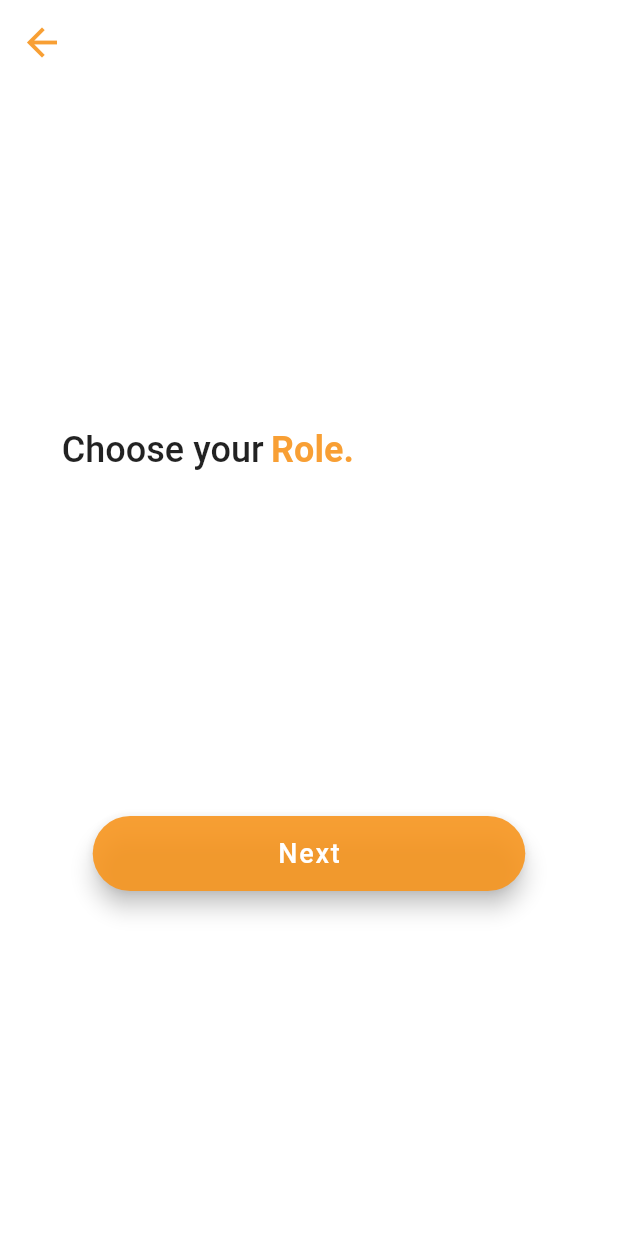
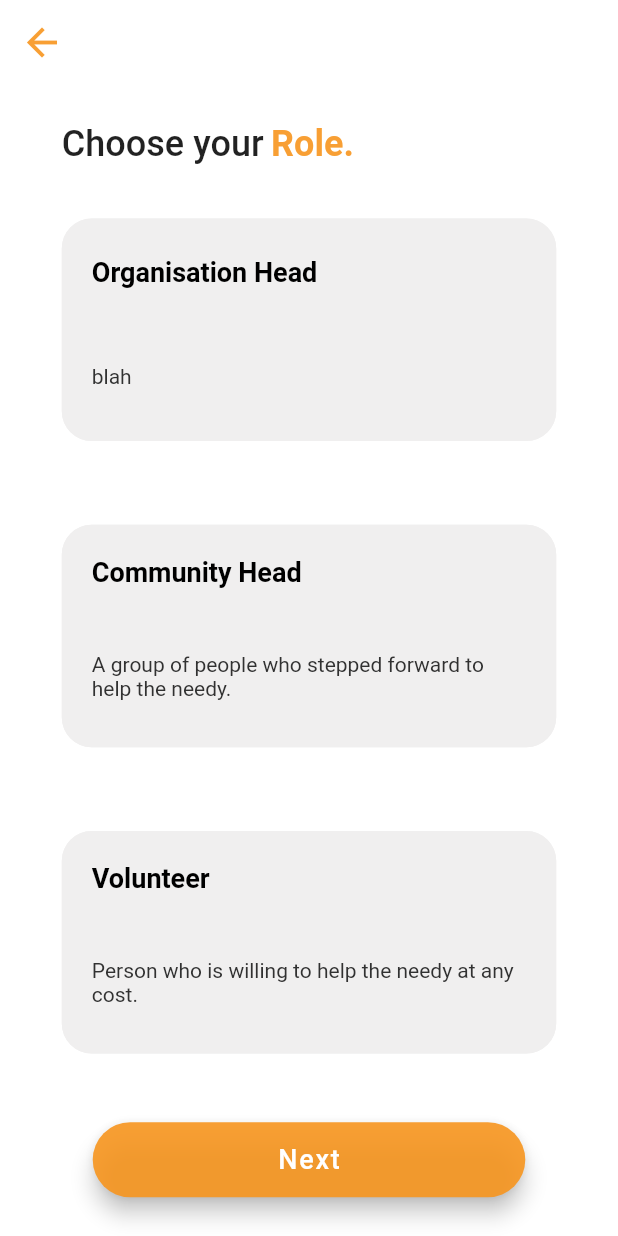
Before and after one commit to Ayushi8989/krita, a Flutter app: the userRole screen opened directly, on a phone screen of 412 x 824 dp. Run offline on Flutter 3.47's test engine with Material 2 defaults, Android fonts, the phone set to English and light mode, and no system bars; our stand-ins replace firebase_auth, firebase_core, font_awesome_flutter, google_sign_in, icons_plus; accounts and stored records are empty.

Commit message:
add clickable userRole card

```diff
--- a/lib/ngo/userRole.dart
+++ b/lib/ngo/userRole.dart
@@ -1,4 +1,5 @@
 import 'package:flutter/material.dart';
+import 'package:krita/ngo/userRoleCard.dart';
 
 import 'ngo_signIn.dart';
 
@@ -13,8 +14,7 @@ class userRole extends StatefulWidget {
 }
 
 class _userRoleState extends State<userRole> {
-
-  int count =0;
+  int count = 0;
 
   @override
   Widget build(BuildContext context) {
@@ -34,7 +34,7 @@ class _userRoleState extends State<userRole> {
       ),
       body: Center(
         child: Column(
-          mainAxisAlignment: MainAxisAlignment.spaceEvenly,
+            mainAxisAlignment: MainAxisAlignment.spaceEvenly,
             //crossAxisAlignment: CrossAxisAlignment.stretch,
             children: [
               Row(
@@ -64,18 +64,49 @@ class _userRoleState extends State<userRole> {
                   ),
                 ],
               ),
-
+              GestureDetector(
+                onTap: () => setState(() {
+                  count = 1;
+                }),
+                child: userRole_Card(
+                  heading: 'Organisation Head',
+                  description: 'blah',
+                  isClicked: count == 1 ? true : false,
+                ),
+              ),
+              GestureDetector(
+                onTap: () => setState(() {
+                  count = 2;
+                }),
+                child: userRole_Card(
+                  heading: 'Community Head',
+                  description:
+                      'A group of people who stepped forward to help the needy.',
+                  isClicked: count == 2 ? true : false,
+                ),
+              ),
+              GestureDetector(
+                onTap: () => setState(() {
+                  count = 3;
+                }),
+                child: userRole_Card(
+                  heading: 'Volunteer',
+                  description:
+                      'Person who is willing to help the needy at any cost.',
+                  isClicked: count == 3 ? true : false,
+                ),
+              ),
               SizedBox(
                 height: 50,
                 width: MediaQuery.of(context).size.width * 0.7,
                 child: FloatingActionButton.extended(
                   onPressed: () {
-                    if (count!=0)
-                     Navigator.push(
-                                      context,
-                                      MaterialPageRoute(
-                                          builder: (context) =>
-                                              const Ngo_SignInPage()));
+                    if (count != 0) {
+                      Navigator.push(
+                          context,
+                          MaterialPageRoute(
+                              builder: (context) => const Ngo_SignInPage()));
+                    }
                   },
                   label: const Text(
                     'Next',
@@ -87,8 +118,7 @@ class _userRoleState extends State<userRole> {
                   backgroundColor: color,
                 ),
               ),
-            ]
-          ),
+            ]),
       ),
     );
   }
--- a/lib/ngo/userRoleCard.dart
+++ b/lib/ngo/userRoleCard.dart
@@ -16,13 +16,13 @@ class _userRole_CardState extends State<userRole_Card> {
   @override
   Widget build(BuildContext context) {
     return Card(
-      margin: EdgeInsets.fromLTRB(40.0, 10.0, 40.0, 20.0),
-      color: widget.isClicked ? Color.fromARGB(230, 255, 216, 168) : Color.fromARGB(255, 240, 239, 239),
+      margin: const EdgeInsets.fromLTRB(40.0, 10.0, 40.0, 20.0),
+      color: widget.isClicked ? const Color.fromARGB(230, 255, 216, 168) : const Color.fromARGB(255, 240, 239, 239),
       elevation: 0,
       shape: RoundedRectangleBorder(
         borderRadius: const BorderRadius.all(Radius.circular(20)),
         side: BorderSide(
-          color: widget.isClicked ? Color.fromARGB(230, 247, 149, 30) : Color.fromARGB(255, 240, 239, 239),
+          color: widget.isClicked ? const Color.fromARGB(230, 247, 149, 30) : const Color.fromARGB(255, 240, 239, 239),
           width: 2,
         ),
       ),
@@ -37,7 +37,7 @@ class _userRole_CardState extends State<userRole_Card> {
                   children: [
                     Text(
                       widget.heading,
-                      style: TextStyle(
+                      style: const TextStyle(
                         fontSize: 18.0,
                         fontWeight: FontWeight.w600,
                         color: Color.fromARGB(255, 0, 0, 0),
@@ -46,7 +46,7 @@ class _userRole_CardState extends State<userRole_Card> {
                     // const SizedBox(height: 3.0,),
                     Text(
                       widget.description,
-                      style: TextStyle(
+                      style: const TextStyle(
                           fontSize: 14.0,
                           fontWeight: FontWeight.w400,
                           color: Color.fromARGB(255, 49, 49, 49)),
```
